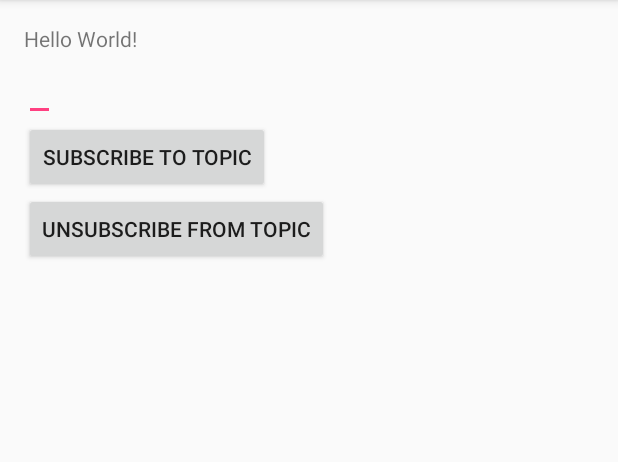
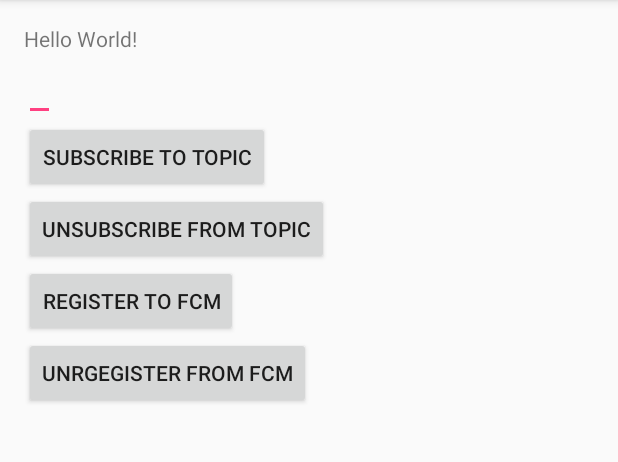
Before and after one commit to NielsMasdorp/fcmmessaging, an Android app: the screen it shows after launch (MainActivity), on a phone screen of 412 x 824 dp, the part 84-546 px from its top. Run offline under Robolectric (Android 15) with nearby library versions, the phone set to English and light mode, and no system bars; libraries missing offline, so code that uses them is left out: rx.android.schedulers, rx.schedulers.

```diff
--- a/app/src/main/java/messaging/capaxit/nl/fcmmessaging/MainActivity.java
+++ b/app/src/main/java/messaging/capaxit/nl/fcmmessaging/MainActivity.java
@@ -1,13 +1,21 @@
 package messaging.capaxit.nl.fcmmessaging;
 
 import android.os.Bundle;
+import android.support.annotation.NonNull;
 import android.support.v7.app.AppCompatActivity;
+import android.util.Log;
 import android.view.View;
 import android.widget.EditText;
+import com.google.firebase.iid.FirebaseInstanceId;
 import com.google.firebase.messaging.FirebaseMessaging;
+import rx.Completable;
+import rx.android.schedulers.AndroidSchedulers;
+import rx.schedulers.Schedulers;
+
+import java.io.IOException;
 
 public class MainActivity extends AppCompatActivity {
-
+    private static final String TAG = MainActivity.class.getSimpleName();
     private EditText topicName;
 
     @Override
@@ -27,6 +35,41 @@ public class MainActivity extends AppCompatActivity {
                 unsubscribe();
             }
         });
+        findViewById(R.id.registerToFcm).setOnClickListener(new View.OnClickListener() {
+            @Override
+            public void onClick(final View v) {
+                registerToFcm();
+            }
+        });
+        findViewById(R.id.unregisterFromFcm).setOnClickListener(new View.OnClickListener() {
+            @Override
+            public void onClick(final View v) {
+                unregisterFromFcm();
+            }
+        });
+    }
+
+    private void unregisterFromFcm() {
+        getUnregisterObservable()
+                .subscribeOn(Schedulers.io())
+                .observeOn(AndroidSchedulers.mainThread())
+                .subscribe(throwable -> Log.e(TAG, "Error", throwable), () -> Log.i(TAG, "Unregistered"));
+    }
+
+    @NonNull
+    private Completable getUnregisterObservable() {
+        return Completable.create(s -> {
+            try {
+                FirebaseInstanceId.getInstance().deleteInstanceId();
+                s.onCompleted();
+            } catch (IOException e) {
+                s.onError(e);
+            }
+        });
+    }
+
+    private void registerToFcm() {
+        FirebaseInstanceId.getInstance().getToken();
     }
 
     private void unsubscribe() {
--- a/app/src/main/java/messaging/capaxit/nl/fcmmessaging/service/MyFireBaseInstanceIDService.java
+++ b/app/src/main/java/messaging/capaxit/nl/fcmmessaging/service/MyFireBaseInstanceIDService.java
@@ -1,6 +1,7 @@
 package messaging.capaxit.nl.fcmmessaging.service;
 
 import android.util.Log;
+import com.google.firebase.iid.FirebaseInstanceId;
 import com.google.firebase.iid.FirebaseInstanceIdService;
 
 /**
@@ -13,5 +14,6 @@ public class MyFireBaseInstanceIDService extends FirebaseInstanceIdService {
     public void onTokenRefresh() {
         super.onTokenRefresh();
         Log.i(TAG, "onTokenRefresh");
+        Log.i(TAG, "token = " + FirebaseInstanceId.getInstance().getToken());
     }
 }
--- a/app/src/main/res/layout/activity_main.xml
+++ b/app/src/main/res/layout/activity_main.xml
@@ -28,4 +28,16 @@
             android:text="Unsubscribe from topic"
             android:layout_width="wrap_content"
             android:layout_height="wrap_content"/>
+
+    <Button
+            android:id="@+id/registerToFcm"
+            android:text="Register to FCM"
+            android:layout_width="wrap_content"
+            android:layout_height="wrap_content"/>
+
+    <Button
+            android:id="@+id/unregisterFromFcm"
+            android:text="Unrgegister from FCM"
+            android:layout_width="wrap_content"
+            android:layout_height="wrap_content"/>
 </LinearLayout>
--- a/build.gradle
+++ b/build.gradle
@@ -7,6 +7,7 @@ buildscript {
     dependencies {
         classpath 'com.android.tools.build:gradle:2.3.1'
         classpath 'com.google.gms:google-services:3.0.0'
+        classpath 'me.tatarka:gradle-retrolambda:3.4.0'
 
         // NOTE: Do not place your application dependencies here; they belong
         // in the individual module build.gradle files
```
Also changed, not shown: app/build.gradle (+8 -0 lines).
